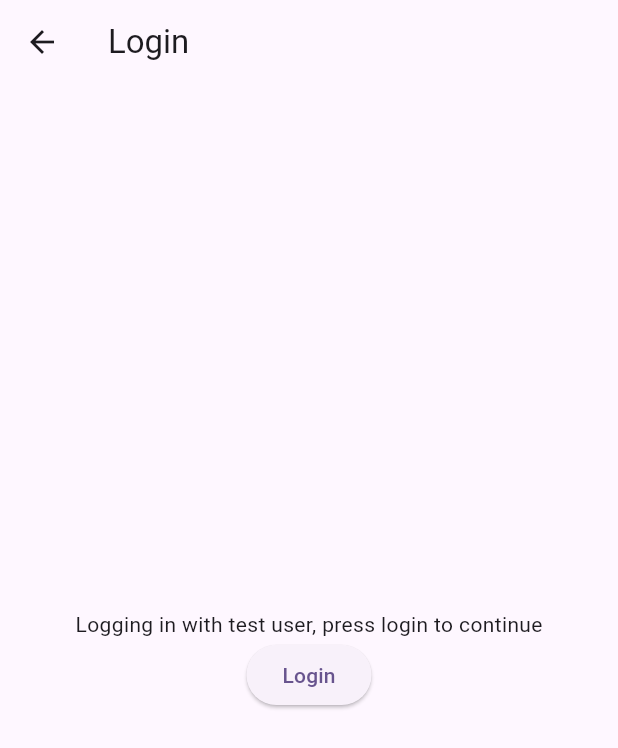
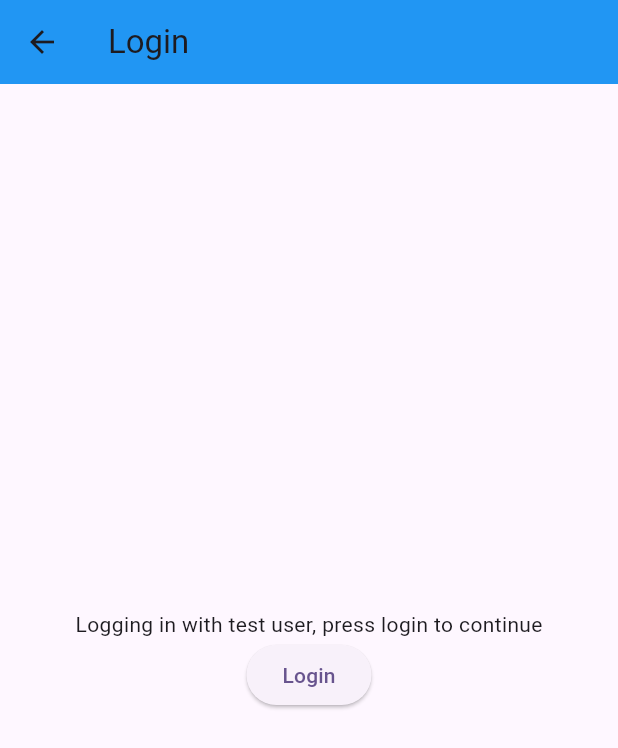
Before and after one commit to sampozz/GymMe, a Flutter app: the Login screen opened by its route, on a phone screen of 412 x 824 dp. Shown: the top 748 px of the screen. Run offline on Flutter 3.47's test engine with Material 3 defaults, Android fonts, the light colour scheme and no system bars; our stand-ins replace cloud_firestore, firebase_auth, firebase_core; accounts and stored records are empty.

Commit message:
Created app skeleton with custom nav bars

```diff
--- /dev/null
+++ b/lib/content/custom_appbar.dart
@@ -0,0 +1,16 @@
+import 'package:flutter/material.dart';
+
+class CustomAppBar extends StatelessWidget implements PreferredSizeWidget {
+  final String title;
+
+  const CustomAppBar({super.key, required this.title});
+
+  @override
+  Widget build(BuildContext context) {
+    // TODO: Customize appbar
+    return AppBar(backgroundColor: Colors.blue, title: Text(title));
+  }
+
+  @override
+  Size get preferredSize => Size.fromHeight(kToolbarHeight);
+}
--- /dev/null
+++ b/lib/content/gym/gym_service.dart
@@ -0,0 +1,3 @@
+class GymService {
+  // TODO: implement gym service
+}
--- a/lib/content/login/login.dart
+++ b/lib/content/profile/login/login.dart
@@ -1,3 +1,4 @@
+import 'package:dima_project/content/custom_appbar.dart';
 import 'package:dima_project/global_providers/user/user_provider.dart';
 import 'package:flutter/material.dart';
 import 'package:provider/provider.dart';
@@ -7,6 +8,7 @@ class Login extends StatelessWidget {
 
   void _signIn(BuildContext context) async {
     // Sign in with test user
+    // TODO: signin with email and password provided as parameters from a form
     await Provider.of<UserProvider>(
       context,
       listen: false,
@@ -22,7 +24,7 @@ class Login extends StatelessWidget {
   Widget build(BuildContext context) {
     // TODO: implement login screen
     return Scaffold(
-      appBar: AppBar(title: Text("Login")),
+      appBar: CustomAppBar(title: "Login"),
       body: Center(
         child: Column(
           mainAxisAlignment: MainAxisAlignment.center,
--- a/lib/routes.dart
+++ b/lib/routes.dart
@@ -1,23 +1,14 @@
 import 'package:dima_project/content/app_scaffold.dart';
-import 'package:dima_project/content/login/login.dart';
-import 'package:firebase_ui_auth/firebase_ui_auth.dart';
+import 'package:dima_project/content/profile/login/login.dart';
 import 'package:flutter/material.dart';
-import 'package:firebase_auth/firebase_auth.dart' hide EmailAuthProvider;
 
 Route<dynamic> onGenerateRoute(RouteSettings settings) {
-  User? user = FirebaseAuth.instance.currentUser;
-
   // Add here the routes handled by the app
   switch (settings.name) {
     case '/':
       return MaterialPageRoute(builder: (_) => AppScaffold());
     case '/login':
       return MaterialPageRoute(builder: (_) => Login());
-    case '/profile':
-      // Profile screen is only accessible if user is logged in, otherwise redirect to login
-      return MaterialPageRoute(
-        builder: (_) => user != null ? ProfileScreen() : Login(),
-      );
     default:
       return MaterialPageRoute(
         builder: (_) => Scaffold(body: Center(child: Text("404 Not Found"))),
```
Also changed, not shown: lib/content/app_scaffold.dart (+18 -30 lines), lib/content/custom_bottomnavbar.dart (added, +33 -0 lines), lib/content/gym/gym.dart (added, +15 -0 lines), lib/content/gym/gym_card/gym_card.dart (added, +12 -0 lines), lib/content/gym/gym_provider.dart (added, +12 -0 lines), lib/content/home/home.dart (+1 -18 lines), lib/content/profile/profile.dart (added, +36 -0 lines).
